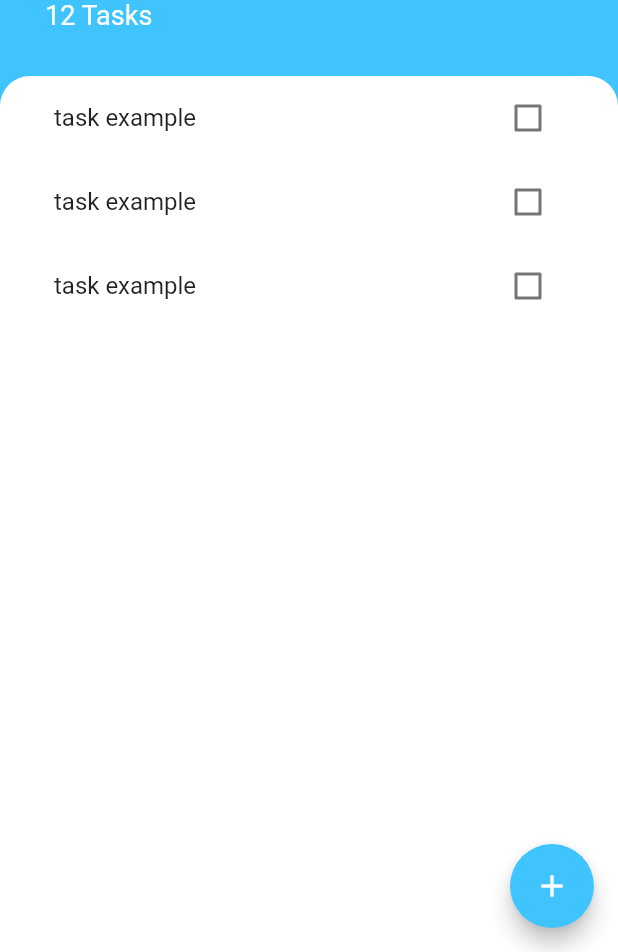
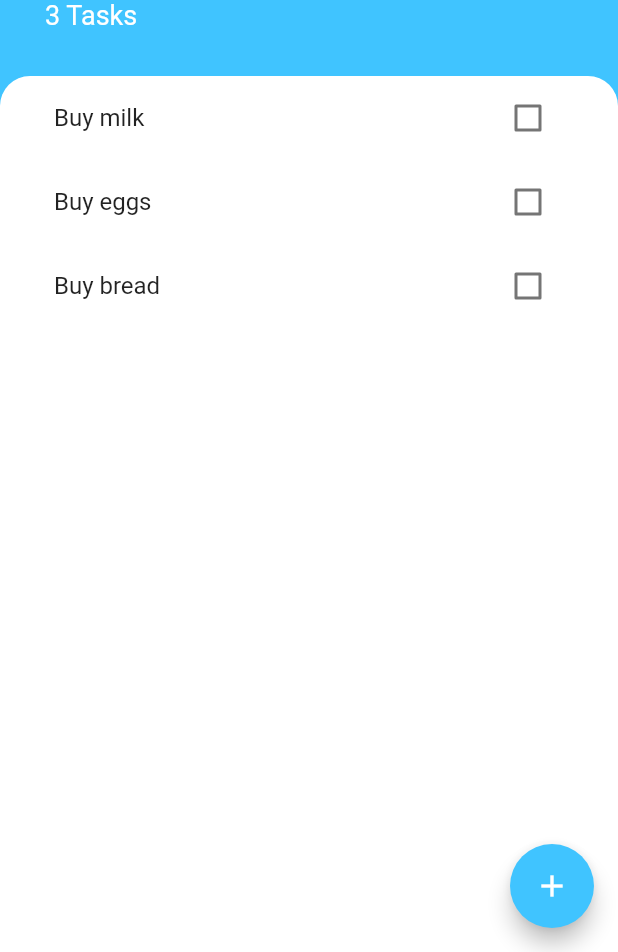
Before and after one commit to HyojunK/todoey_flutter, a Flutter app: the screen it shows after launch, on a phone screen of 412 x 824 dp, the part 284-1236 px from its top. Run offline on Flutter 3.47's test engine with Material 2 defaults, Android fonts, the phone set to English and light mode, and no system bars.

Commit message:
Add function to add tasks

```diff
--- /dev/null
+++ b/lib/models/task.dart
@@ -0,0 +1,10 @@
+class Task {
+  final String name;
+  bool isDone;
+
+  Task({required this.name, this.isDone = false});
+
+  void toggleDone() {
+    isDone = !isDone;
+  }
+}
--- a/lib/screens/add_task_screen.dart
+++ b/lib/screens/add_task_screen.dart
@@ -1,10 +1,14 @@
 import 'package:flutter/material.dart';
 
 class AddTaskScreen extends StatelessWidget {
-  const AddTaskScreen({super.key});
+  const AddTaskScreen({super.key, required this.addTaskCallback});
+
+  final Function addTaskCallback;
 
   @override
   Widget build(BuildContext context) {
+    String? newTaskTitle;
+
     return Container(
       color: const Color(0xFF757575),
       child: Container(
@@ -24,9 +28,12 @@ class AddTaskScreen extends StatelessWidget {
               textAlign: TextAlign.center,
               style: TextStyle(color: Colors.lightBlueAccent, fontSize: 30.0),
             ),
-            const TextField(
+            TextField(
               autofocus: true,
               textAlign: TextAlign.center,
+              onChanged: (newText) {
+                newTaskTitle = newText;
+              },
             ),
             const SizedBox(
               height: 10.0,
@@ -34,7 +41,9 @@ class AddTaskScreen extends StatelessWidget {
             TextButton(
               style:
                   TextButton.styleFrom(backgroundColor: Colors.lightBlueAccent),
-              onPressed: () {},
+              onPressed: () {
+                addTaskCallback(newTaskTitle);
+              },
               child: const Text(
                 'Add',
                 style: TextStyle(color: Colors.white),
--- a/lib/screens/tasks_screen.dart
+++ b/lib/screens/tasks_screen.dart
@@ -1,9 +1,21 @@
 import 'package:flutter/material.dart';
 import 'package:todoey_flutter/screens/add_task_screen.dart';
 import 'package:todoey_flutter/widgets/tasks_list.dart';
+import 'package:todoey_flutter/models/task.dart';
 
-class TasksScreen extends StatelessWidget {
+class TasksScreen extends StatefulWidget {
   const TasksScreen({super.key});
+
+  @override
+  State<TasksScreen> createState() => _TasksScreenState();
+}
+
+class _TasksScreenState extends State<TasksScreen> {
+  List<Task> tasks = [
+    Task(name: 'Buy milk'),
+    Task(name: 'Buy eggs'),
+    Task(name: 'Buy bread'),
+  ];
 
   @override
   Widget build(BuildContext context) {
@@ -14,7 +26,16 @@ class TasksScreen extends StatelessWidget {
         child: const Icon(Icons.add),
         onPressed: () {
           showModalBottomSheet(
-              context: context, builder: ((context) => const AddTaskScreen()));
+            context: context,
+            builder: (context) => AddTaskScreen(
+              addTaskCallback: (newTaskTitle) {
+                setState(() {
+                  tasks.add(Task(name: newTaskTitle));
+                });
+                Navigator.pop(context);
+              },
+            ),
+          );
         },
       ),
       body: Column(
@@ -27,10 +48,10 @@ class TasksScreen extends StatelessWidget {
               right: 30.0,
               bottom: 30.0,
             ),
-            child: const Column(
+            child: Column(
               crossAxisAlignment: CrossAxisAlignment.start,
               children: [
-                CircleAvatar(
+                const CircleAvatar(
                   backgroundColor: Colors.white,
                   radius: 30.0,
                   child: Icon(
@@ -39,10 +60,10 @@ class TasksScreen extends StatelessWidget {
                     color: Colors.lightBlueAccent,
                   ),
                 ),
-                SizedBox(
+                const SizedBox(
                   height: 10.0,
                 ),
-                Text(
+                const Text(
                   'Todoey',
                   style: TextStyle(
                     color: Colors.white,
@@ -51,8 +72,8 @@ class TasksScreen extends StatelessWidget {
                   ),
                 ),
                 Text(
-                  '12 Tasks',
-                  style: TextStyle(
+                  '${tasks.length} Tasks',
+                  style: const TextStyle(
                     color: Colors.white,
                     fontSize: 18.0,
                   ),
@@ -72,7 +93,9 @@ class TasksScreen extends StatelessWidget {
                   topRight: Radius.circular(20.0),
                 ),
               ),
-              child: const TasksList(),
+              child: TasksList(
+                tasks: tasks,
+              ),
             ),
           ),
         ],
--- a/lib/widgets/task_tile.dart
+++ b/lib/widgets/task_tile.dart
@@ -1,53 +1,31 @@
 import 'package:flutter/material.dart';
 
-class TaskTile extends StatefulWidget {
+class TaskTile extends StatelessWidget {
+  final bool? isChecked;
+  final String taskTitle;
+  final Function(bool?) checkboxCallback;
+
   const TaskTile({
     super.key,
+    this.isChecked,
+    required this.taskTitle,
+    required this.checkboxCallback,
   });
-
-  @override
-  State<TaskTile> createState() => _TaskTileState();
-}
-
-class _TaskTileState extends State<TaskTile> {
-  bool? isChecked = false;
 
   @override
   Widget build(BuildContext context) {
     return ListTile(
       title: Text(
-        'task example',
+        taskTitle,
         style: TextStyle(
-            decoration:
-                (isChecked ?? false) ? TextDecoration.lineThrough : null),
+          decoration: (isChecked ?? false) ? TextDecoration.lineThrough : null,
+        ),
       ),
-      trailing: TaskCheckBox(
-        checkboxState: isChecked,
-        toggleCheckboxState: (bool? checkboxState) {
-          setState(() {
-            isChecked = checkboxState;
-          });
-        },
+      trailing: Checkbox(
+        activeColor: Colors.lightBlueAccent,
+        value: isChecked,
+        onChanged: checkboxCallback,
       ),
     );
   }
 }
-
-class TaskCheckBox extends StatelessWidget {
-  final bool? checkboxState;
-  final Function(bool?) toggleCheckboxState;
-
-  const TaskCheckBox(
-      {required this.checkboxState,
-      required this.toggleCheckboxState,
-      super.key});
-
-  @override
-  Widget build(BuildContext context) {
-    return Checkbox(
-      activeColor: Colors.lightBlueAccent,
-      value: checkboxState,
-      onChanged: toggleCheckboxState,
-    );
-  }
-}
--- a/lib/widgets/tasks_list.dart
+++ b/lib/widgets/tasks_list.dart
@@ -1,19 +1,34 @@
 import 'package:flutter/material.dart';
 import 'task_tile.dart';
+import 'package:todoey_flutter/models/task.dart';
 
-class TasksList extends StatelessWidget {
+class TasksList extends StatefulWidget {
   const TasksList({
     super.key,
+    required this.tasks,
   });
 
+  final List<Task> tasks;
+
+  @override
+  State<TasksList> createState() => _TasksListState();
+}
+
+class _TasksListState extends State<TasksList> {
   @override
   Widget build(BuildContext context) {
-    return ListView(
-      children: const [
-        TaskTile(),
-        TaskTile(),
-        TaskTile(),
-      ],
+    return ListView.builder(
+      itemBuilder: (context, index) {
+        return TaskTile(
+            taskTitle: widget.tasks[index].name,
+            isChecked: widget.tasks[index].isDone,
+            checkboxCallback: (checkboxState) {
+              setState(() {
+                widget.tasks[index].toggleDone();
+              });
+            });
+      },
+      itemCount: widget.tasks.length,
     );
   }
 }
```
